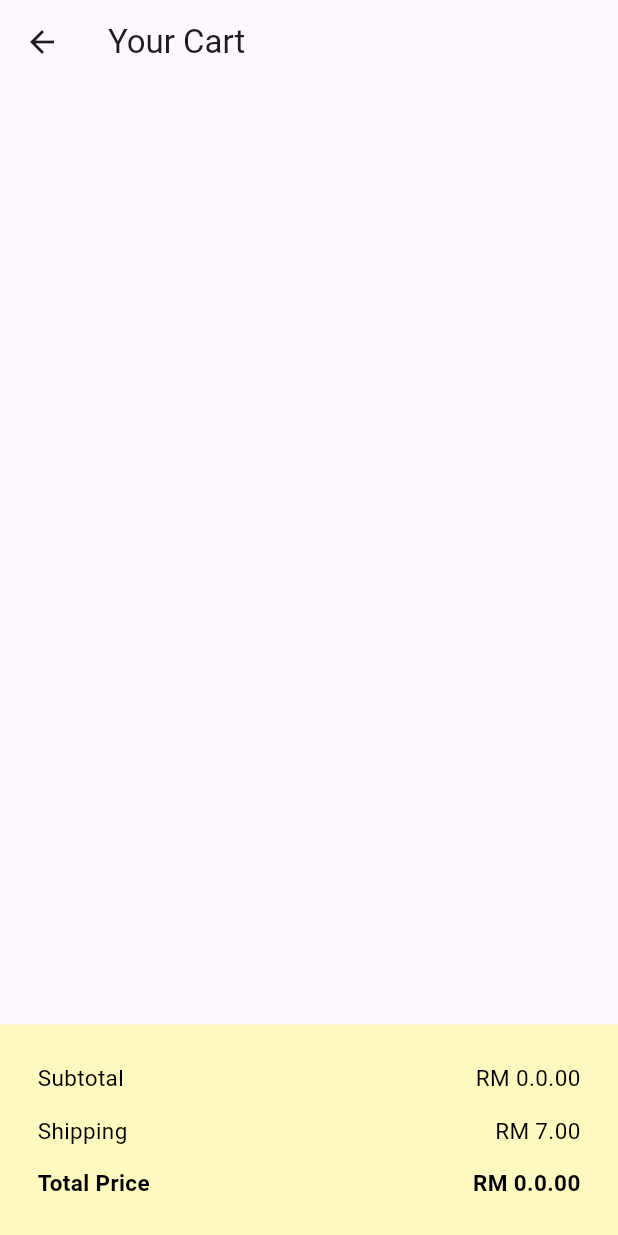
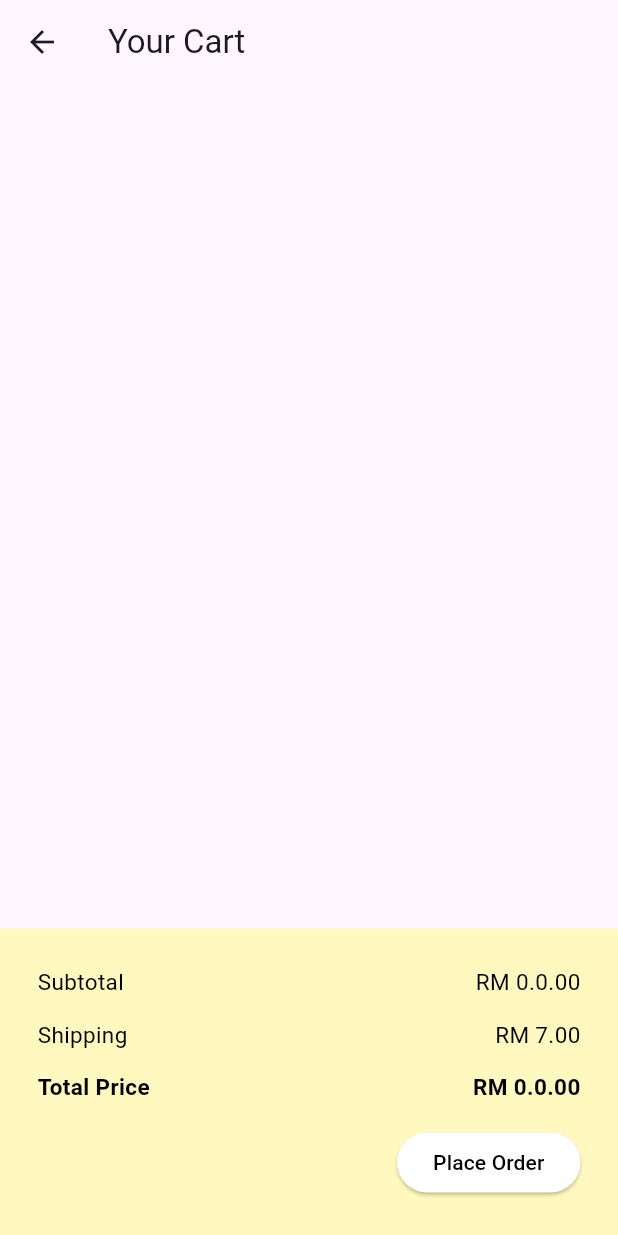
Before and after one commit to oishylea/SwitchSavvy, a Flutter app: the CartPage screen opened by its route, on a phone screen of 412 x 824 dp. Run offline on Flutter 3.47's test engine with Material 3 defaults, Android fonts, the phone set to English and light mode, and no system bars; our stand-ins replace device_preview, google_fonts.

Commit message:
place order page

```diff
--- a/switch_savvy/lib/main.dart
+++ b/switch_savvy/lib/main.dart
@@ -7,6 +7,7 @@
 import 'pages/game_detail_page.dart';
 import 'pages/menu_page.dart';
 import 'pages/intro_page.dart';
+import 'pages/placeorder_page.dart';
 
 void main() {
   runApp(DevicePreview(
@@ -33,6 +34,7 @@
           '/menupage': (context) => const MenuPage(),
           '/game_detail': (context) => GameDetailPage(game: ModalRoute.of(context)!.settings.arguments as Game),
           '/cart': (context) => CartPage(),
+          '/placeorder': (context) => PlaceOrderPage(),
         },
       ),
     );
--- a/switch_savvy/lib/pages/cart_page.dart
+++ b/switch_savvy/lib/pages/cart_page.dart
@@ -185,6 +185,23 @@
                 ),
               ],
             ),
+            const SizedBox(height: 16),
+                Align(
+                  alignment: Alignment.centerRight,
+                  child: ElevatedButton(
+                    onPressed: () {
+                      //addToCart();
+                      Navigator.pushNamed(context, '/placeorder');
+                    },
+                    style: ElevatedButton.styleFrom(
+                      backgroundColor: Colors.white,
+                      shape: RoundedRectangleBorder(
+                        borderRadius: BorderRadius.circular(20),
+                      ),
+                    ),
+                    child: const Text('Place Order', style: TextStyle(color: Colors.black)),
+                  ),
+                ),
           ],
         ),
       ),
```
Also changed, not shown: switch_savvy/lib/pages/placeorder_page.dart (added, +20 -0 lines).
